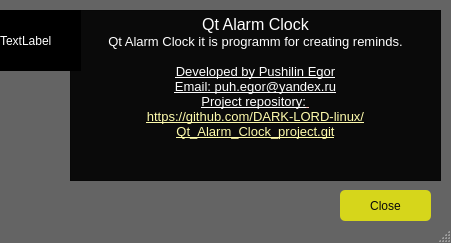
First picture: the form in components/dark_theme/about_programm_window.ui, repository DARK-LORD-linux/Qt_Alarm_Clock_project, before the edit.
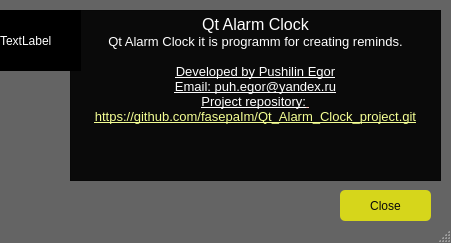
Second picture: the form after the edit.

The edit to the form file:
```diff
--- a/components/dark_theme/about_programm_window.ui
+++ b/components/dark_theme/about_programm_window.ui
@@ -71,7 +71,7 @@
 &lt;p align=&quot;center&quot; style=&quot; margin-top:0px; margin-bottom:0px; margin-left:0px; margin-right:0px; -qt-block-indent:0; text-indent:0px;&quot;&gt;&lt;span style=&quot; text-decoration: underline; color:#ffffff;&quot;&gt;Developed by Pushilin Egor&lt;/span&gt;&lt;/p&gt;
 &lt;p align=&quot;center&quot; style=&quot; margin-top:0px; margin-bottom:0px; margin-left:0px; margin-right:0px; -qt-block-indent:0; text-indent:0px;&quot;&gt;&lt;span style=&quot; text-decoration: underline; color:#ffffff;&quot;&gt;Email: puh.egor@yandex.ru&lt;/span&gt;&lt;/p&gt;
 &lt;p align=&quot;center&quot; style=&quot; margin-top:0px; margin-bottom:0px; margin-left:0px; margin-right:0px; -qt-block-indent:0; text-indent:0px;&quot;&gt;&lt;span style=&quot; text-decoration: underline; color:#ffffff;&quot;&gt;Project repository:&lt;/span&gt;&lt;span style=&quot; text-decoration: underline; color:#ffc9c2;&quot;&gt; &lt;/span&gt;&lt;/p&gt;
-&lt;p align=&quot;center&quot; style=&quot; margin-top:0px; margin-bottom:0px; margin-left:0px; margin-right:0px; -qt-block-indent:0; text-indent:0px;&quot;&gt;&lt;span style=&quot; text-decoration: underline; color:#fffcac;&quot;&gt;https://github.com/DARK-LORD-linux/Qt_Alarm_Clock_project.git&lt;/span&gt;&lt;/p&gt;&lt;/body&gt;&lt;/html&gt;</string>
+&lt;p align=&quot;center&quot; style=&quot; margin-top:0px; margin-bottom:0px; margin-left:0px; margin-right:0px; -qt-block-indent:0; text-indent:0px;&quot;&gt;&lt;span style=&quot; text-decoration: underline; color:#f4ff93;&quot;&gt;https://github.com/fasepaIm/Qt_Alarm_Clock_project.git&lt;/span&gt;&lt;/p&gt;&lt;/body&gt;&lt;/html&gt;</string>
     </property>
    </widget>
    <widget class="QLabel" name="progect_logo">
```
